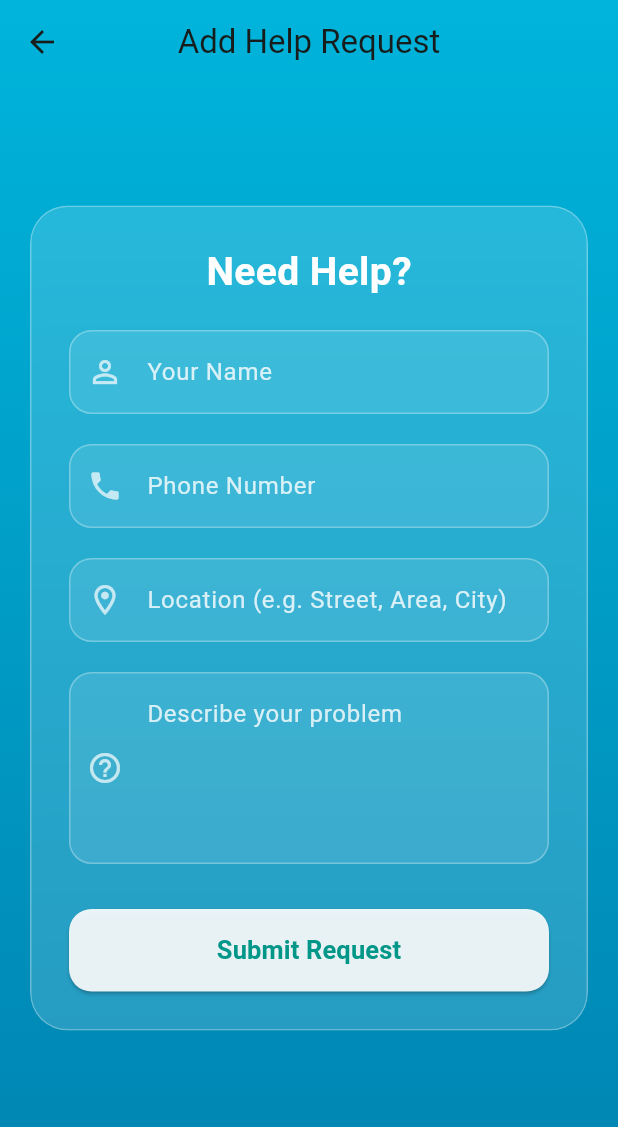
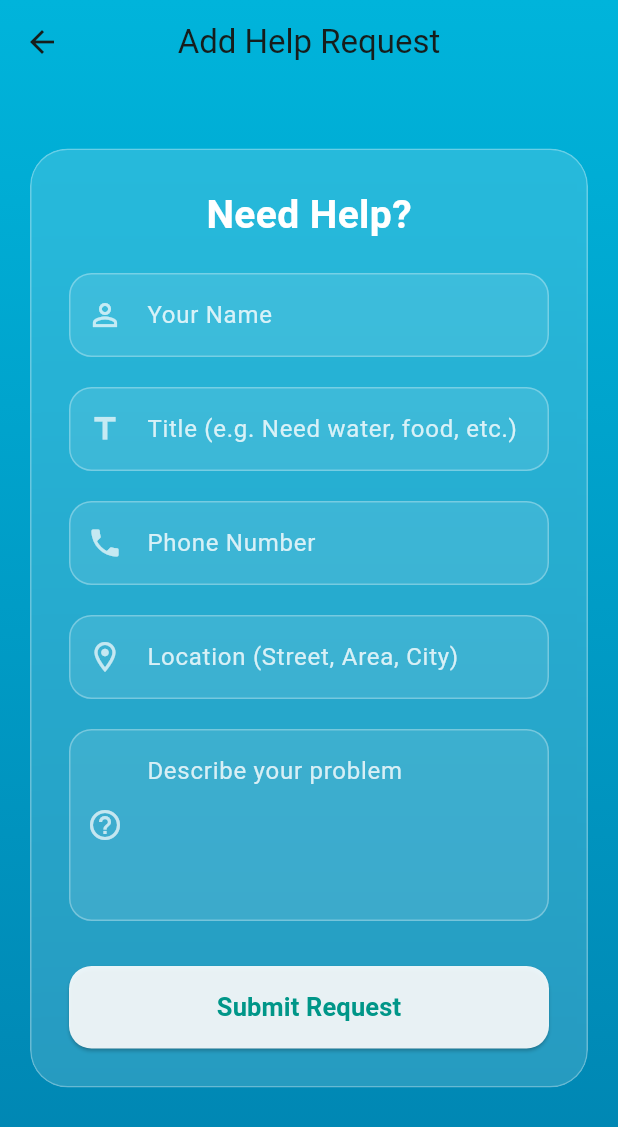
Before and after one commit to muhammadhassanmahar/Nearby-Helper-App, a Flutter app: the AddRequestScreen screen opened by its route, on a phone screen of 412 x 824 dp. Shown: the top 1127 px of the screen. Run offline on Flutter 3.47's test engine with Material 3 defaults, Android fonts, the phone set to English and light mode, and no system bars; network calls fail.

Commit message:
Updated: <yaha update ka short note likho>

```diff
--- a/lib/screens/add_request_screen.dart
+++ b/lib/screens/add_request_screen.dart
@@ -13,6 +13,7 @@ class _AddRequestScreenState extends State<AddRequestScreen>
     with SingleTickerProviderStateMixin {
   final _formKey = GlobalKey<FormState>();
   final TextEditingController _nameController = TextEditingController();
+  final TextEditingController _titleController = TextEditingController();
   final TextEditingController _descController = TextEditingController();
   final TextEditingController _phoneController = TextEditingController();
   final TextEditingController _locationController = TextEditingController();
@@ -24,8 +25,10 @@ class _AddRequestScreenState extends State<AddRequestScreen>
   @override
   void initState() {
     super.initState();
-    _controller =
-        AnimationController(vsync: this, duration: const Duration(milliseconds: 300));
+    _controller = AnimationController(
+      vsync: this,
+      duration: const Duration(milliseconds: 300),
+    );
     _scaleAnimation = Tween<double>(begin: 1.0, end: 0.95).animate(
       CurvedAnimation(parent: _controller, curve: Curves.easeInOut),
     );
@@ -40,6 +43,7 @@ class _AddRequestScreenState extends State<AddRequestScreen>
     try {
       final requestData = {
         'name': _nameController.text.trim(),
+        'title': _titleController.text.trim(),
         'description': _descController.text.trim(),
         'phone': _phoneController.text.trim(),
         'location': _locationController.text.trim(),
@@ -82,6 +86,7 @@ class _AddRequestScreenState extends State<AddRequestScreen>
   void dispose() {
     _controller.dispose();
     _nameController.dispose();
+    _titleController.dispose();
     _descController.dispose();
     _phoneController.dispose();
     _locationController.dispose();
@@ -100,7 +105,7 @@ class _AddRequestScreenState extends State<AddRequestScreen>
       ),
       body: Stack(
         children: [
-          // Background gradient
+          // 🌈 Background gradient
           Container(
             decoration: const BoxDecoration(
               gradient: LinearGradient(
@@ -111,7 +116,7 @@ class _AddRequestScreenState extends State<AddRequestScreen>
             ),
           ),
 
-          // Glassmorphism form container
+          // 🪟 Glassmorphism form container
           Center(
             child: Padding(
               padding: const EdgeInsets.all(20),
@@ -150,6 +155,13 @@ class _AddRequestScreenState extends State<AddRequestScreen>
                             const SizedBox(height: 20),
 
                             _buildTextField(
+                              controller: _titleController,
+                              hint: "Title (e.g. Need water, food, etc.)",
+                              icon: Icons.title_outlined,
+                            ),
+                            const SizedBox(height: 20),
+
+                            _buildTextField(
                               controller: _phoneController,
                               hint: "Phone Number",
                               icon: Icons.phone,
@@ -159,7 +171,7 @@ class _AddRequestScreenState extends State<AddRequestScreen>
 
                             _buildTextField(
                               controller: _locationController,
-                              hint: "Location (e.g. Street, Area, City)",
+                              hint: "Location (Street, Area, City)",
                               icon: Icons.location_on_outlined,
                             ),
                             const SizedBox(height: 20),
```
Also changed, not shown: 1 other file.
